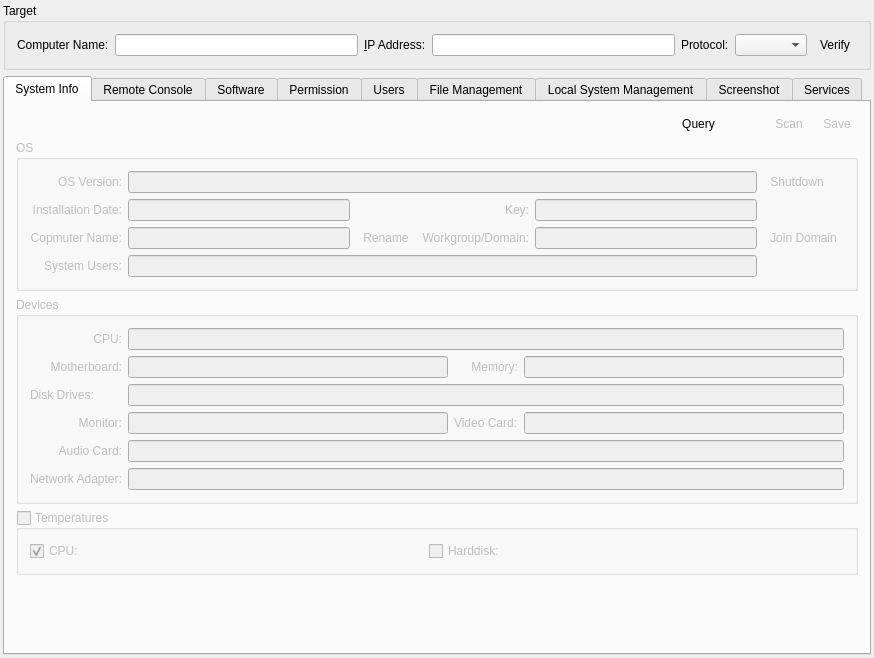
This is src/plugins/controlcenter/systemmanagement/systemmanagementwidget.ui in ihehui/managementsystem as Qt 5 draws it before an edit. The edited form follows.
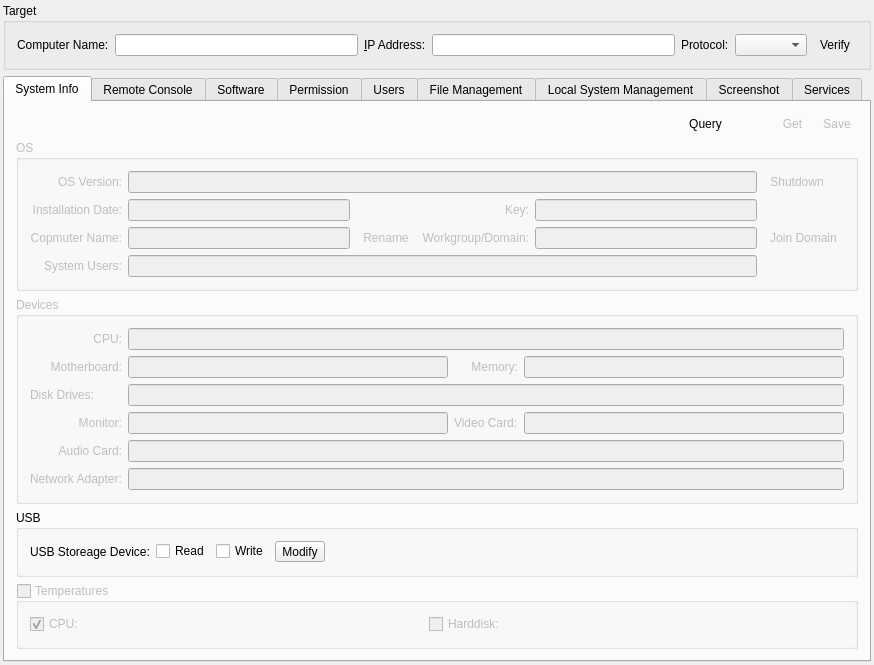
This is the edited form. Icons and pictures are not drawn. Custom widgets are drawn as their Qt base class.

Patch:
```diff
--- a/src/plugins/controlcenter/systemmanagement/systemmanagementwidget.ui
+++ b/src/plugins/controlcenter/systemmanagement/systemmanagementwidget.ui
@@ -175,7 +175,7 @@
             <string>Get System Information</string>
            </property>
            <property name="text">
-            <string>Scan</string>
+            <string>Get</string>
            </property>
            <property name="icon">
             <iconset resource="../controlcenter.qrc">
@@ -539,6 +539,60 @@
          </layout>
         </widget>
        </item>
+       <item>
+        <widget class="QGroupBox" name="groupBoxUSB">
+         <property name="title">
+          <string>USB</string>
+         </property>
+         <layout class="QVBoxLayout" name="verticalLayout">
+          <item>
+           <layout class="QHBoxLayout" name="horizontalLayout">
+            <item>
+             <widget class="QLabel" name="label_4">
+              <property name="text">
+               <string>USB Storeage Device:</string>
+              </property>
+             </widget>
+            </item>
+            <item>
+             <widget class="QCheckBox" name="checkBoxUSBSDReadable">
+              <property name="text">
+               <string>Read</string>
+              </property>
+             </widget>
+            </item>
+            <item>
+             <widget class="QCheckBox" name="checkBoxUSBSDWriteable">
+              <property name="text">
+               <string>Write</string>
+              </property>
+             </widget>
+            </item>
+            <item>
+             <widget class="QToolButton" name="toolButtonSetupUSB">
+              <property name="text">
+               <string>Modify</string>
+              </property>
+             </widget>
+            </item>
+            <item>
+             <spacer name="horizontalSpacer_3">
+              <property name="orientation">
+               <enum>Qt::Horizontal</enum>
+              </property>
+              <property name="sizeHint" stdset="0">
+               <size>
+                <width>40</width>
+                <height>20</height>
+               </size>
+              </property>
+             </spacer>
+            </item>
+           </layout>
+          </item>
+         </layout>
+        </widget>
+       </item>
        <item>
         <widget class="QGroupBox" name="groupBoxTemperatures">
          <property name="enabled">
@@ -594,19 +648,6 @@
          </layout>
         </widget>
        </item>
-       <item>
-        <spacer name="verticalSpacer_2">
-         <property name="orientation">
-          <enum>Qt::Vertical</enum>
-         </property>
-         <property name="sizeHint" stdset="0">
-          <size>
-           <width>20</width>
-           <height>40</height>
-          </size>
-         </property>
-        </spacer>
-       </item>
       </layout>
      </widget>
      <widget class="QWidget" name="tabRemoteConsole">
```
Left out of the diff: 8 changed lines with no effect on the pictures.
